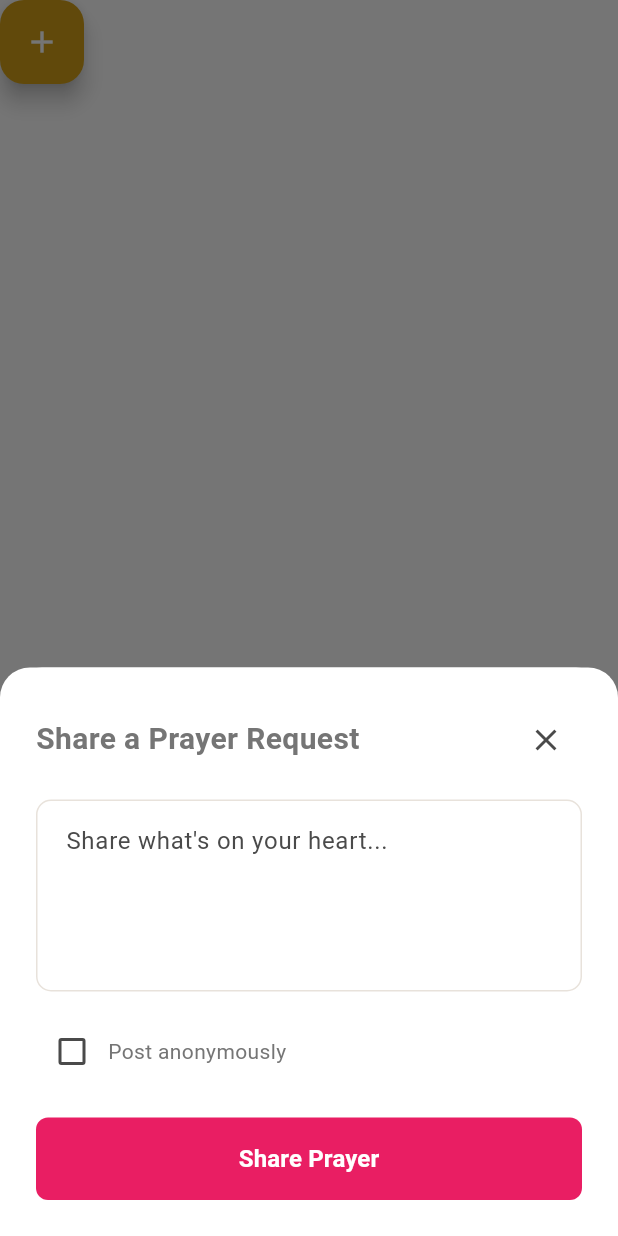
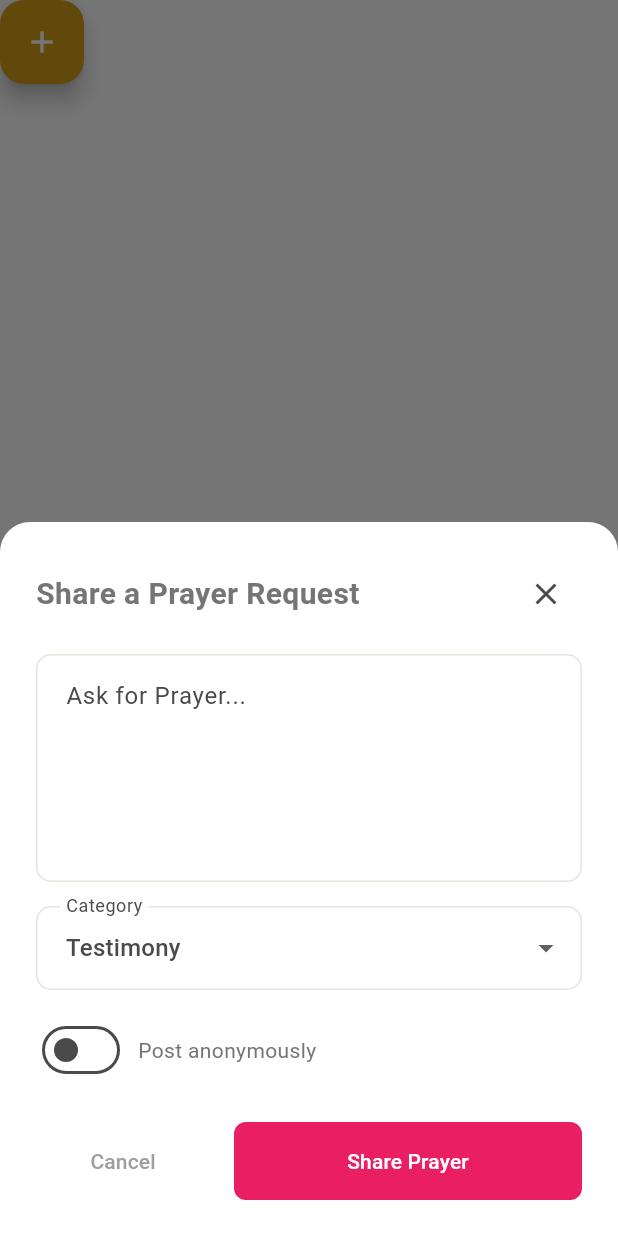
Before and after one commit to Temsegn/Wisdom-Walk-App, a Flutter app: the AddPrayerButton widget shown alone on an empty page, opened directly, after a tap on the "add" icon, on a phone screen of 412 x 824 dp. Run offline on Flutter 3.47's test engine with Material 3 defaults, Android fonts, the phone set to English and light mode, and no system bars; our stand-ins replace auto_size_text, file_picker, go_router, image_picker, shared_preferences, socket_io_client and 1 more; missing offline and left inert: universal_html; accounts and stored records are empty; network calls fail; Roboto replaces fonts that are missing (Lora).

Commit message:
the  pryer request handled

```diff
--- a/Frontend/wisdomwalk/lib/providers/prayer_provider.dart
+++ b/Frontend/wisdomwalk/lib/providers/prayer_provider.dart
@@ -15,6 +15,7 @@ class PrayerProvider extends ChangeNotifier {
   bool get isLoading => _isLoading;
   String? get error => _error;
   String get filter => _filter;
+  String _selectedCategory = 'testimony'; // default category
 
   PrayerProvider(BuildContext context)
     : _prayerService = PrayerService(
@@ -53,6 +54,7 @@ class PrayerProvider extends ChangeNotifier {
     required String userId,
     required String content,
     required bool isAnonymous,
+    required String category, // ✅ now required
     String? userName,
     String? userAvatar,
     String? title,
@@ -67,6 +69,7 @@ class PrayerProvider extends ChangeNotifier {
         userId: userId,
         content: content,
         isAnonymous: isAnonymous,
+        category: category, // ✅ send to backend
         userName: userName,
         userAvatar: userAvatar,
         title: title,
--- a/Frontend/wisdomwalk/lib/widgets/add_anonymous_share_button.dart
+++ b/Frontend/wisdomwalk/lib/widgets/add_anonymous_share_button.dart
@@ -231,6 +231,7 @@ class _AddPrayerModalState extends State<AddPrayerModal> {
       }
 
       final success = await prayerProvider.addPrayer(
+        category: 'testimony', // Default category, can be changed later
         userId: currentUser.id,
         content: _contentController.text.trim(),
         isAnonymous: _isAnonymous,
--- a/Frontend/wisdomwalk/lib/widgets/add_prayer_button.dart
+++ b/Frontend/wisdomwalk/lib/widgets/add_prayer_button.dart
@@ -1,20 +1,13 @@
 import 'package:flutter/material.dart';
-
 import 'package:provider/provider.dart';
-
 import '../providers/auth_provider.dart';
 import '../providers/prayer_provider.dart';
 
-class AddPrayerButton extends StatefulWidget {
+class AddPrayerButton extends StatelessWidget {
   final bool isAnonymous;
 
   const AddPrayerButton({Key? key, this.isAnonymous = false}) : super(key: key);
 
-  @override
-  _AddPrayerButtonState createState() => _AddPrayerButtonState();
-}
-
-class _AddPrayerButtonState extends State<AddPrayerButton> {
   @override
   Widget build(BuildContext context) {
     return FloatingActionButton(
@@ -27,7 +20,7 @@ class _AddPrayerButtonState extends State<AddPrayerButton> {
                 padding: EdgeInsets.only(
                   bottom: MediaQuery.of(context).viewInsets.bottom,
                 ),
-                child: AddPrayerModal(isAnonymous: widget.isAnonymous),
+                child: AddPrayerModal(isAnonymous: isAnonymous),
               ),
         );
       },
@@ -39,17 +32,18 @@ class _AddPrayerButtonState extends State<AddPrayerButton> {
 class AddPrayerModal extends StatefulWidget {
   final bool isAnonymous;
 
-  const AddPrayerModal({Key? key, required this.isAnonymous}) : super(key: key);
+  const AddPrayerModal({Key? key, this.isAnonymous = false}) : super(key: key);
 
   @override
-  _AddPrayerModalState createState() => _AddPrayerModalState();
+  State<AddPrayerModal> createState() => _AddPrayerModalState();
 }
 
 class _AddPrayerModalState extends State<AddPrayerModal> {
   final _formKey = GlobalKey<FormState>();
-  final _prayerTextController = TextEditingController();
+  final TextEditingController _contentController = TextEditingController();
   bool _isSubmitting = false;
   bool _isAnonymous = false;
+  String _selectedCategory = 'testimony'; // default
 
   @override
   void initState() {
@@ -59,15 +53,13 @@ class _AddPrayerModalState extends State<AddPrayerModal> {
 
   @override
   void dispose() {
-    _prayerTextController.dispose();
+    _contentController.dispose();
     super.dispose();
   }
 
   Future<void> _submitPrayer() async {
     if (_formKey.currentState!.validate()) {
-      setState(() {
-        _isSubmitting = true;
-      });
+      setState(() => _isSubmitting = true);
 
       try {
         final prayerProvider = Provider.of<PrayerProvider>(
@@ -79,13 +71,14 @@ class _AddPrayerModalState extends State<AddPrayerModal> {
 
         final success = await prayerProvider.addPrayer(
           userId: currentUser?.id ?? 'anonymous',
-          content: _prayerTextController.text.trim(),
+          content: _contentController.text.trim(),
           isAnonymous: _isAnonymous,
+          category: _selectedCategory,
           userName: _isAnonymous ? null : currentUser?.fullName,
           userAvatar: _isAnonymous ? null : currentUser?.avatarUrl,
         );
 
-        if (success) {
+        if (success && mounted) {
           Navigator.pop(context);
           ScaffoldMessenger.of(context).showSnackBar(
             const SnackBar(
@@ -94,32 +87,28 @@ class _AddPrayerModalState extends State<AddPrayerModal> {
             ),
           );
         } else {
+          throw Exception('Failed to post prayer');
+        }
+      } catch (e) {
+        if (mounted) {
           ScaffoldMessenger.of(context).showSnackBar(
-            const SnackBar(
-              content: Text('Failed to post prayer request. Please try again.'),
-              backgroundColor: Colors.red,
-            ),
+            SnackBar(content: Text('Error: $e'), backgroundColor: Colors.red),
           );
         }
-      } catch (e) {
-        print('Error submitting prayer: $e');
-        ScaffoldMessenger.of(context).showSnackBar(
-          const SnackBar(
-            content: Text('An error occurred. Please try again.'),
-            backgroundColor: Colors.red,
-          ),
-        );
       } finally {
-        setState(() {
-          _isSubmitting = false;
-        });
+        if (mounted) setState(() => _isSubmitting = false);
       }
     }
   }
 
   @override
   Widget build(BuildContext context) {
-    return Container(
+    return SafeArea(
+      child: Container(
+        constraints: BoxConstraints(
+          maxHeight:
+              MediaQuery.of(context).size.height * 0.8, // Limit modal height
+        ),
         padding: const EdgeInsets.all(24),
         decoration: const BoxDecoration(
           color: Colors.white,
@@ -127,17 +116,21 @@ class _AddPrayerModalState extends State<AddPrayerModal> {
         ),
         child: Form(
           key: _formKey,
+          child: SingleChildScrollView(
             child: Column(
               mainAxisSize: MainAxisSize.min,
-          crossAxisAlignment: CrossAxisAlignment.start,
               children: [
                 Row(
                   children: [
-                const Text(
+                    const Expanded(
+                      child: Text(
                         'Share a Prayer Request',
-                  style: TextStyle(fontSize: 20, fontWeight: FontWeight.bold),
+                        style: TextStyle(
+                          fontSize: 20,
+                          fontWeight: FontWeight.bold,
                         ),
-                const Spacer(),
+                      ),
+                    ),
                     IconButton(
                       onPressed: () => Navigator.pop(context),
                       icon: const Icon(Icons.close),
@@ -146,38 +139,80 @@ class _AddPrayerModalState extends State<AddPrayerModal> {
                 ),
                 const SizedBox(height: 16),
                 TextFormField(
-              controller: _prayerTextController,
+                  controller: _contentController,
+                  maxLines: 5,
                   decoration: const InputDecoration(
-                hintText: 'Share what\'s on your heart...',
+                    hintText: 'Ask for Prayer...',
                     border: OutlineInputBorder(),
                     contentPadding: EdgeInsets.all(16),
                   ),
-              maxLines: 4,
                   validator: (value) {
                     if (value == null || value.trim().isEmpty) {
-                  return 'Please enter your prayer request.';
+                      return 'Please enter your prayer request';
                     }
                     return null;
                   },
                 ),
                 const SizedBox(height: 16),
+                DropdownButtonFormField<String>(
+                  value: _selectedCategory,
+                  decoration: const InputDecoration(
+                    labelText: 'Category',
+                    border: OutlineInputBorder(),
+                  ),
+                  items:
+                      ['testimony', 'confession', 'struggle']
+                          .map(
+                            (category) => DropdownMenuItem<String>(
+                              value: category,
+                              child: Text(
+                                category[0].toUpperCase() +
+                                    category.substring(1),
+                              ),
+                            ),
+                          )
+                          .toList(),
+                  onChanged:
+                      (value) => setState(() {
+                        _selectedCategory = value!;
+                      }),
+                  validator:
+                      (value) =>
+                          value == null || value.isEmpty
+                              ? 'Please select a category'
+                              : null,
+                ),
+                const SizedBox(height: 16),
                 Row(
                   children: [
-                Checkbox(
+                    Switch(
                       value: _isAnonymous,
-                  onChanged: (value) {
-                    setState(() {
-                      _isAnonymous = value ?? false;
-                    });
-                  },
+                      onChanged:
+                          (value) => setState(() {
+                            _isAnonymous = value;
+                          }),
                       activeColor: const Color(0xFFE91E63),
                     ),
+                    const SizedBox(width: 8),
                     const Text('Post anonymously'),
                   ],
                 ),
-            const SizedBox(height: 20),
-            SizedBox(
-              width: double.infinity,
+                const SizedBox(height: 24),
+                Row(
+                  children: [
+                    Expanded(
+                      child: TextButton(
+                        onPressed:
+                            _isSubmitting ? null : () => Navigator.pop(context),
+                        child: const Text(
+                          'Cancel',
+                          style: TextStyle(color: Colors.grey),
+                        ),
+                      ),
+                    ),
+                    const SizedBox(width: 16),
+                    Expanded(
+                      flex: 2,
                       child: ElevatedButton(
                         onPressed: _isSubmitting ? null : _submitPrayer,
                         style: ElevatedButton.styleFrom(
@@ -200,17 +235,14 @@ class _AddPrayerModalState extends State<AddPrayerModal> {
                                     ),
                                   ),
                                 )
-                        : const Text(
-                          'Share Prayer',
-                          style: TextStyle(
-                            fontSize: 16,
-                            fontWeight: FontWeight.w600,
+                                : const Text('Share Prayer'),
                       ),
                     ),
+                  ],
+                ),
+              ],
             ),
           ),
-            SizedBox(height: MediaQuery.of(context).viewInsets.bottom),
-          ],
         ),
       ),
     );
```
Also changed, not shown: Frontend/wisdomwalk/lib/services/prayer_service.dart (+40 -21 lines), Frontend/wisdomwalk/lib/widgets/add_prayer_modal.dart (+136 -91 lines). Lines whose indentation alone changed are shown as unchanged.
